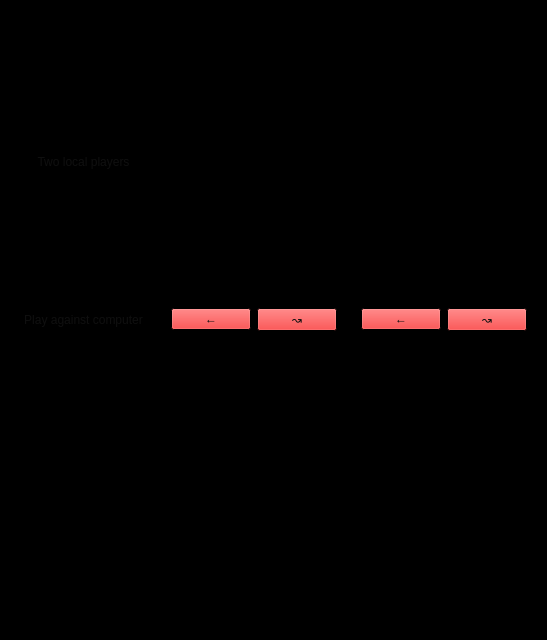
This is mainui.ui in ltworf/explosive-c4 as Qt 5 draws it before an edit. The edited form follows.
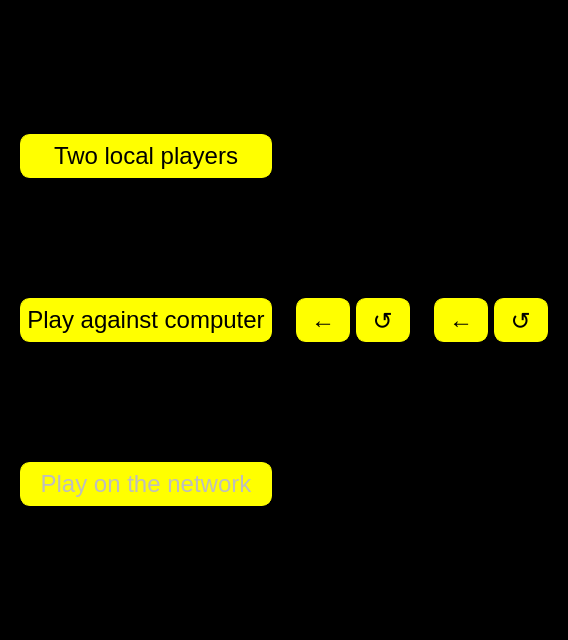
This is the edited form.

Commit message: No palette, use CSS instead

Patch:
```diff
--- a/mainui.ui
+++ b/mainui.ui
@@ -6,482 +6,47 @@
    <rect>
     <x>0</x>
     <y>0</y>
-    <width>457</width>
+    <width>568</width>
     <height>640</height>
    </rect>
   </property>
-  <property name="palette">
-   <palette>
-    <active>
-     <colorrole role="WindowText">
-      <brush brushstyle="SolidPattern">
-       <color alpha="255">
-        <red>255</red>
-        <green>255</green>
-        <blue>255</blue>
-       </color>
-      </brush>
-     </colorrole>
-     <colorrole role="Button">
-      <brush brushstyle="SolidPattern">
-       <color alpha="255">
-        <red>255</red>
-        <green>0</green>
-        <blue>0</blue>
-       </color>
-      </brush>
-     </colorrole>
-     <colorrole role="Light">
-      <brush brushstyle="SolidPattern">
-       <color alpha="255">
-        <red>0</red>
-        <green>0</green>
-        <blue>0</blue>
-       </color>
-      </brush>
-     </colorrole>
-     <colorrole role="Midlight">
-      <brush brushstyle="SolidPattern">
-       <color alpha="255">
-        <red>0</red>
-        <green>0</green>
-        <blue>0</blue>
-       </color>
-      </brush>
-     </colorrole>
-     <colorrole role="Dark">
-      <brush brushstyle="SolidPattern">
-       <color alpha="255">
-        <red>0</red>
-        <green>0</green>
-        <blue>0</blue>
-       </color>
-      </brush>
-     </colorrole>
-     <colorrole role="Mid">
-      <brush brushstyle="SolidPattern">
-       <color alpha="255">
-        <red>0</red>
-        <green>0</green>
-        <blue>0</blue>
-       </color>
-      </brush>
-     </colorrole>
-     <colorrole role="Text">
-      <brush brushstyle="SolidPattern">
-       <color alpha="255">
-        <red>255</red>
-        <green>255</green>
-        <blue>255</blue>
-       </color>
-      </brush>
-     </colorrole>
-     <colorrole role="ButtonText">
-      <brush brushstyle="SolidPattern">
-       <color alpha="255">
-        <red>15</red>
-        <green>15</green>
-        <blue>15</blue>
-       </color>
-      </brush>
-     </colorrole>
-     <colorrole role="Base">
-      <brush brushstyle="SolidPattern">
-       <color alpha="255">
-        <red>0</red>
-        <green>0</green>
-        <blue>0</blue>
-       </color>
-      </brush>
-     </colorrole>
-     <colorrole role="Window">
-      <brush brushstyle="SolidPattern">
-       <color alpha="255">
-        <red>0</red>
-        <green>0</green>
-        <blue>0</blue>
-       </color>
-      </brush>
-     </colorrole>
-     <colorrole role="Shadow">
-      <brush brushstyle="SolidPattern">
-       <color alpha="255">
-        <red>0</red>
-        <green>0</green>
-        <blue>0</blue>
-       </color>
-      </brush>
-     </colorrole>
-     <colorrole role="Highlight">
-      <brush brushstyle="SolidPattern">
-       <color alpha="255">
-        <red>255</red>
-        <green>0</green>
-        <blue>0</blue>
-       </color>
-      </brush>
-     </colorrole>
-     <colorrole role="HighlightedText">
-      <brush brushstyle="SolidPattern">
-       <color alpha="255">
-        <red>255</red>
-        <green>255</green>
-        <blue>255</blue>
-       </color>
-      </brush>
-     </colorrole>
-     <colorrole role="Link">
-      <brush brushstyle="SolidPattern">
-       <color alpha="255">
-        <red>255</red>
-        <green>0</green>
-        <blue>255</blue>
-       </color>
-      </brush>
-     </colorrole>
-     <colorrole role="AlternateBase">
-      <brush brushstyle="SolidPattern">
-       <color alpha="255">
-        <red>0</red>
-        <green>0</green>
-        <blue>0</blue>
-       </color>
-      </brush>
-     </colorrole>
-     <colorrole role="ToolTipBase">
-      <brush brushstyle="SolidPattern">
-       <color alpha="255">
-        <red>255</red>
-        <green>128</green>
-        <blue>0</blue>
-       </color>
-      </brush>
-     </colorrole>
-     <colorrole role="ToolTipText">
-      <brush brushstyle="SolidPattern">
-       <color alpha="255">
-        <red>0</red>
-        <green>0</green>
-        <blue>0</blue>
-       </color>
-      </brush>
-     </colorrole>
-    </active>
-    <inactive>
-     <colorrole role="WindowText">
-      <brush brushstyle="SolidPattern">
-       <color alpha="255">
-        <red>255</red>
-        <green>255</green>
-        <blue>255</blue>
-       </color>
-      </brush>
-     </colorrole>
-     <colorrole role="Button">
-      <brush brushstyle="SolidPattern">
-       <color alpha="255">
-        <red>255</red>
-        <green>0</green>
-        <blue>0</blue>
-       </color>
-      </brush>
-     </colorrole>
-     <colorrole role="Light">
-      <brush brushstyle="SolidPattern">
-       <color alpha="255">
-        <red>0</red>
-        <green>0</green>
-        <blue>0</blue>
-       </color>
-      </brush>
-     </colorrole>
-     <colorrole role="Midlight">
-      <brush brushstyle="SolidPattern">
-       <color alpha="255">
-        <red>0</red>
-        <green>0</green>
-        <blue>0</blue>
-       </color>
-      </brush>
-     </colorrole>
-     <colorrole role="Dark">
-      <brush brushstyle="SolidPattern">
-       <color alpha="255">
-        <red>0</red>
-        <green>0</green>
-        <blue>0</blue>
-       </color>
-      </brush>
-     </colorrole>
-     <colorrole role="Mid">
-      <brush brushstyle="SolidPattern">
-       <color alpha="255">
-        <red>0</red>
-        <green>0</green>
-        <blue>0</blue>
-       </color>
-      </brush>
-     </colorrole>
-     <colorrole role="Text">
-      <brush brushstyle="SolidPattern">
-       <color alpha="255">
-        <red>255</red>
-        <green>255</green>
-        <blue>255</blue>
-       </color>
-      </brush>
-     </colorrole>
-     <colorrole role="ButtonText">
-      <brush brushstyle="SolidPattern">
-       <color alpha="255">
-        <red>15</red>
-        <green>15</green>
-        <blue>15</blue>
-       </color>
-      </brush>
-     </colorrole>
-     <colorrole role="Base">
-      <brush brushstyle="SolidPattern">
-       <color alpha="255">
-        <red>0</red>
-        <green>0</green>
-        <blue>0</blue>
-       </color>
-      </brush>
-     </colorrole>
-     <colorrole role="Window">
-      <brush brushstyle="SolidPattern">
-       <color alpha="255">
-        <red>0</red>
-        <green>0</green>
-        <blue>0</blue>
-       </color>
-      </brush>
-     </colorrole>
-     <colorrole role="Shadow">
-      <brush brushstyle="SolidPattern">
-       <color alpha="255">
-        <red>0</red>
-        <green>0</green>
-        <blue>0</blue>
-       </color>
-      </brush>
-     </colorrole>
-     <colorrole role="Highlight">
-      <brush brushstyle="SolidPattern">
-       <color alpha="255">
-        <red>255</red>
-        <green>0</green>
-        <blue>0</blue>
-       </color>
-      </brush>
-     </colorrole>
-     <colorrole role="HighlightedText">
-      <brush brushstyle="SolidPattern">
-       <color alpha="255">
-        <red>128</red>
-        <green>128</green>
-        <blue>128</blue>
-       </color>
-      </brush>
-     </colorrole>
-     <colorrole role="Link">
-      <brush brushstyle="SolidPattern">
-       <color alpha="255">
-        <red>255</red>
-        <green>0</green>
-        <blue>255</blue>
-       </color>
-      </brush>
-     </colorrole>
-     <colorrole role="AlternateBase">
-      <brush brushstyle="SolidPattern">
-       <color alpha="255">
-        <red>0</red>
-        <green>0</green>
-        <blue>0</blue>
-       </color>
-      </brush>
-     </colorrole>
-     <colorrole role="ToolTipBase">
-      <brush brushstyle="SolidPattern">
-       <color alpha="255">
-        <red>255</red>
-        <green>128</green>
-        <blue>0</blue>
-       </color>
-      </brush>
-     </colorrole>
-     <colorrole role="ToolTipText">
-      <brush brushstyle="SolidPattern">
-       <color alpha="255">
-        <red>0</red>
-        <green>0</green>
-        <blue>0</blue>
-       </color>
-      </brush>
-     </colorrole>
-    </inactive>
-    <disabled>
-     <colorrole role="WindowText">
-      <brush brushstyle="SolidPattern">
-       <color alpha="255">
-        <red>88</red>
-        <green>88</green>
-        <blue>88</blue>
-       </color>
-      </brush>
-     </colorrole>
-     <colorrole role="Button">
-      <brush brushstyle="SolidPattern">
-       <color alpha="255">
-        <red>255</red>
-        <green>0</green>
-        <blue>0</blue>
-       </color>
-      </brush>
-     </colorrole>
-     <colorrole role="Light">
-      <brush brushstyle="SolidPattern">
-       <color alpha="255">
-        <red>0</red>
-        <green>0</green>
-        <blue>0</blue>
-       </color>
-      </brush>
-     </colorrole>
-     <colorrole role="Midlight">
-      <brush brushstyle="SolidPattern">
-       <color alpha="255">
-        <red>0</red>
-        <green>0</green>
-        <blue>0</blue>
-       </color>
-      </brush>
-     </colorrole>
-     <colorrole role="Dark">
-      <brush brushstyle="SolidPattern">
-       <color alpha="255">
-        <red>0</red>
-        <green>0</green>
-        <blue>0</blue>
-       </color>
-      </brush>
-     </colorrole>
-     <colorrole role="Mid">
-      <brush brushstyle="SolidPattern">
-       <color alpha="255">
-        <red>0</red>
-        <green>0</green>
-        <blue>0</blue>
-       </color>
-      </brush>
-     </colorrole>
-     <colorrole role="Text">
-      <brush brushstyle="SolidPattern">
-       <color alpha="255">
-        <red>128</red>
-        <green>128</green>
-        <blue>128</blue>
-       </color>
-      </brush>
-     </colorrole>
-     <colorrole role="ButtonText">
-      <brush brushstyle="SolidPattern">
-       <color alpha="255">
-        <red>0</red>
-        <green>0</green>
-        <blue>0</blue>
-       </color>
-      </brush>
-     </colorrole>
-     <colorrole role="Base">
-      <brush brushstyle="SolidPattern">
-       <color alpha="255">
-        <red>0</red>
-        <green>0</green>
-        <blue>0</blue>
-       </color>
-      </brush>
-     </colorrole>
-     <colorrole role="Window">
-      <brush brushstyle="SolidPattern">
-       <color alpha="255">
-        <red>0</red>
-        <green>0</green>
-        <blue>0</blue>
-       </color>
-      </brush>
-     </colorrole>
-     <colorrole role="Shadow">
-      <brush brushstyle="SolidPattern">
-       <color alpha="255">
-        <red>0</red>
-        <green>0</green>
-        <blue>0</blue>
-       </color>
-      </brush>
-     </colorrole>
-     <colorrole role="Highlight">
-      <brush brushstyle="SolidPattern">
-       <color alpha="255">
-        <red>255</red>
-        <green>0</green>
-        <blue>0</blue>
-       </color>
-      </brush>
-     </colorrole>
-     <colorrole role="HighlightedText">
-      <brush brushstyle="SolidPattern">
-       <color alpha="255">
-        <red>114</red>
-        <green>114</green>
-        <blue>114</blue>
-       </color>
-      </brush>
-     </colorrole>
-     <colorrole role="Link">
-      <brush brushstyle="SolidPattern">
-       <color alpha="255">
-        <red>255</red>
-        <green>0</green>
-        <blue>255</blue>
-       </color>
-      </brush>
-     </colorrole>
-     <colorrole role="AlternateBase">
-      <brush brushstyle="SolidPattern">
-       <color alpha="255">
-        <red>0</red>
-        <green>0</green>
-        <blue>0</blue>
-       </color>
-      </brush>
-     </colorrole>
-     <colorrole role="ToolTipBase">
-      <brush brushstyle="SolidPattern">
-       <color alpha="255">
-        <red>255</red>
-        <green>128</green>
-        <blue>0</blue>
-       </color>
-      </brush>
-     </colorrole>
-     <colorrole role="ToolTipText">
-      <brush brushstyle="SolidPattern">
-       <color alpha="255">
-        <red>0</red>
-        <green>0</green>
-        <blue>0</blue>
-       </color>
-      </brush>
-     </colorrole>
-    </disabled>
-   </palette>
-  </property>
   <property name="windowTitle">
    <string>Form</string>
   </property>
+  <property name="styleSheet">
+   <string notr="true">* {
+background-color: black;
+font: 24px;
+}
+
+
+QPushButton {
+
+background-color: yellow;
+
+border-width: 1px;
+border-color: yellow;
+border-style: solid;
+
+border-radius: 10px;
+
+min-width: 3em;
+min-height: 30px;
+padding: 6px;
+
+
+
+}
+
+QPushButton:pressed {
+background-color: rgb(255, 193, 0);
+border-color: rgb(255, 193, 0);
+}
+
+QPushButton:hover {
+border-color: rgb(255, 193, 0);
+}</string>
+  </property>
   <property name="locale">
    <locale language="English" country="UnitedStates"/>
   </property>
@@ -523,7 +88,7 @@
          <bool>false</bool>
         </property>
         <property name="flat">
-         <bool>true</bool>
+         <bool>false</bool>
         </property>
        </widget>
       </item>
@@ -552,7 +117,7 @@
          <bool>false</bool>
         </property>
         <property name="flat">
-         <bool>true</bool>
+         <bool>false</bool>
         </property>
        </widget>
       </item>
@@ -625,7 +190,7 @@
         <item>
          <widget class="QPushButton" name="cmdNewAIGame">
           <property name="text">
-           <string>↝</string>
+           <string>↺</string>
           </property>
          </widget>
         </item>
@@ -655,7 +220,7 @@
         <item>
          <widget class="QPushButton" name="cmdNewLocalGame">
           <property name="text">
-           <string>↝</string>
+           <string>↺</string>
           </property>
          </widget>
         </item>
```
The commit also changes 1 other file.
